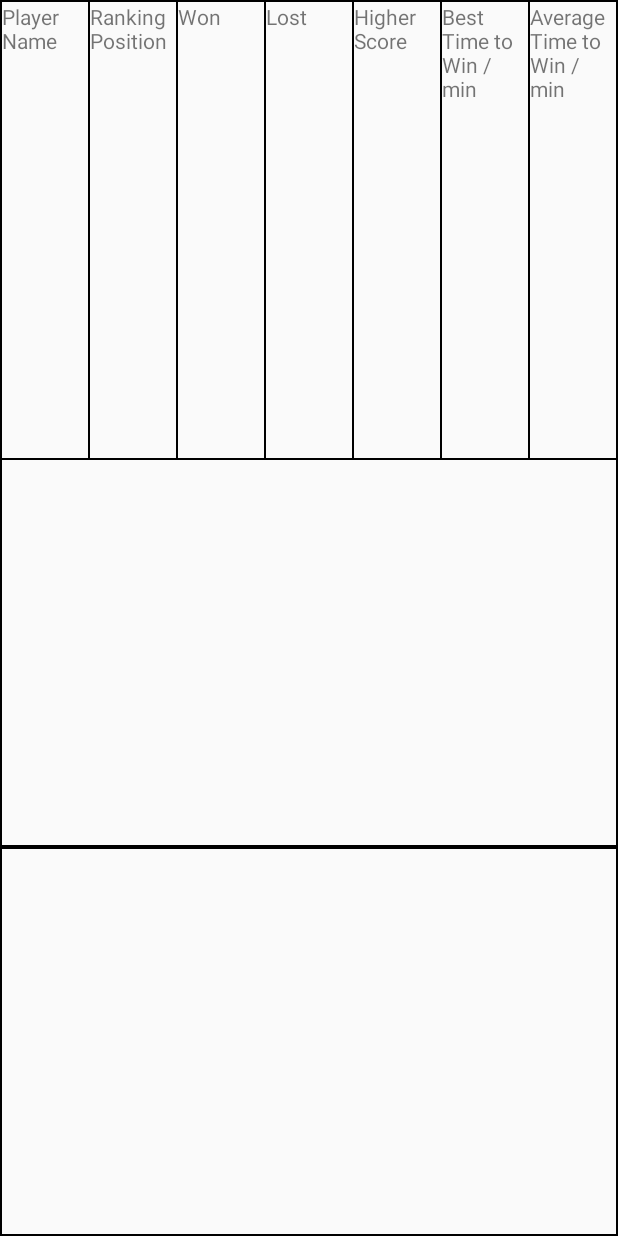
After one commit to Vikash-Kothary/Sunka, an Android app: the fragment Statistics shown on its own in the app's theme, on a phone screen of 412 x 824 dp. The commit adds this screen. Run offline under Robolectric (Android 15) with nearby library versions, the phone set to English and light mode, and no system bars.

Commit message:
Need to finish it.

```diff
--- a/app/src/main/java/com/teamhawk/sunka/UI/LocalPlayerNamingFragment.java
+++ b/app/src/main/java/com/teamhawk/sunka/UI/LocalPlayerNamingFragment.java
@@ -19,6 +19,16 @@ public class LocalPlayerNamingFragment extends Fragment implements View.OnClickL
 
     private EditText editText_name1;
     private EditText editText_name2;
+
+    private String name;
+    private String name2;
+    public String getName2() {
+        return name2;
+    }
+
+    public String getName() {
+        return name;
+    }
 
     public LocalPlayerNamingFragment() {
     }
@@ -43,11 +53,13 @@ public class LocalPlayerNamingFragment extends Fragment implements View.OnClickL
             case R.id.confirm_Button:
                 Intent intent_singlep = new Intent(getActivity(), MainActivity.class);
 
-                String name = editText_name1.getText().toString();
+
+
+                name = editText_name1.getText().toString();
                 intent_singlep.putExtra(Game.PLAYER1, name);
 
-                name = editText_name2.getText().toString();
-                intent_singlep.putExtra(Game.PLAYER2, name);
+                name2 = editText_name2.getText().toString();
+                intent_singlep.putExtra(Game.PLAYER2, name2);
 
                 startActivity(intent_singlep);
                 break;
--- a/app/src/main/java/com/teamhawk/sunka/UI/MenuFragment.java
+++ b/app/src/main/java/com/teamhawk/sunka/UI/MenuFragment.java
@@ -10,6 +10,8 @@ import android.widget.Button;
 
 import com.teamhawk.sunka.logic.Game;
 import com.teamhawk.sunka.R;
+
+import static com.teamhawk.sunka.R.id.statistics_button;
 
 /**
  * A placeholder fragment containing a simple view.
@@ -27,11 +29,12 @@ public class MenuFragment extends Fragment implements View.OnClickListener {
         Button btn_singlePlayer = (Button) rootView.findViewById(R.id.singplayer_button);
         Button btn_localPlay = (Button) rootView.findViewById(R.id.localPlay_button);
         Button btn_onlinePlay = (Button) rootView.findViewById(R.id.onlinePlay_button);
+        Button btn_statisticsPlayer = (Button) rootView.findViewById(statistics_button);
 
         btn_singlePlayer.setOnClickListener(this);
         btn_localPlay.setOnClickListener(this);
         btn_onlinePlay.setOnClickListener(this);
-
+        btn_statisticsPlayer.setOnClickListener(this);
         return rootView;
     }
 
@@ -59,6 +62,11 @@ public class MenuFragment extends Fragment implements View.OnClickListener {
                         .replace(R.id.fragment_container, new OnlinePlayerNamingFragment()).addToBackStack(null)
                         .commit();
                 break;
+            case statistics_button:
+                getActivity().getSupportFragmentManager().beginTransaction()
+                        .replace(R.id.fragment_container, new Statistics()).addToBackStack(null)
+                        .commit();
+                break;
         }
     }
 }
--- /dev/null
+++ b/app/src/main/java/com/teamhawk/sunka/UI/Statistics.java
@@ -0,0 +1,97 @@
+package com.teamhawk.sunka.ui;
+
+import android.os.Bundle;
+import android.support.v4.app.Fragment;
+import android.view.LayoutInflater;
+import android.view.View;
+import android.view.ViewGroup;
+import android.widget.EditText;
+import android.widget.TextView;
+
+import com.teamhawk.sunka.logic.*;
+import com.teamhawk.sunka.logic.Player;
+import com.teamhawk.sunka.R;
+import com.teamhawk.sunka.ui.*;
+
+/**
+ * Created by zapatacajas on 27/10/2015.
+ */
+public class Statistics extends Fragment implements View.OnClickListener {
+
+
+    private Player playerFirst;
+    private Player playerSecond;
+    private int Player1WinCounter;
+    private int Player1LoseCounter;
+    private int Player2WinCounter;
+    private int Player2LoseCounter;
+
+
+
+
+
+
+
+    @Override
+    public View onCreateView(LayoutInflater inflater, ViewGroup container,
+                             Bundle savedInstanceState) {
+
+       View rootView = inflater.inflate(R.layout.statistics_layout, container, false);
+
+
+
+        LocalPlayerNamingFragment localP = new LocalPlayerNamingFragment();
+
+        TextView names1 = (TextView) rootView.findViewById(R.id.statistic_playerName);
+
+        String h =  localP.getName();
+
+        names1.setText(h);
+
+        TextView names2 = (TextView) rootView.findViewById(R.id.statistic_playerName2);
+
+
+        String x =  localP.getName2();
+
+        names2.setText(x);
+
+
+
+
+
+        return rootView;
+
+
+    }
+
+
+
+    @Override
+    public void onClick(View v) {
+
+
+    }
+
+
+/*
+    if(player1>player2){
+
+        Player1WinCounter++;
+        Player2LoseCounter++;
+    }
+    if(player1<player2){
+
+        Player2WinCounter++;
+        Player1LoseCounter++;
+    }
+
+
+
+*/
+
+
+
+
+
+
+}
--- a/app/src/main/res/layout/fragment_menu.xml
+++ b/app/src/main/res/layout/fragment_menu.xml
@@ -28,5 +28,12 @@
         android:layout_width="wrap_content"
         android:layout_height="wrap_content"
         android:minWidth="250dp"/>
+    <Button
+        android:id="@+id/statistics_button"
+        android:text="@string/statistics_Button"
+        android:layout_width="wrap_content"
+        android:layout_height="wrap_content"
+        android:layout_gravity="center_horizontal"
+        android:minWidth="250dp"/>
 
 </LinearLayout>
--- /dev/null
+++ b/app/src/main/res/layout/statistics_layout.xml
@@ -0,0 +1,133 @@
+<TableLayout xmlns:android="http://schemas.android.com/apk/res/android"
+    xmlns:tools="http://schemas.android.com/tools"
+    android:layout_width="match_parent"
+    android:layout_height="match_parent"
+    android:orientation="vertical"
+    android:gravity="center"
+    tools:context="com.teamhawk.sunka.UI.Statistics"
+    android:stretchColumns="7"
+    android:showDividers="beginning">
+
+    <View android:layout_width="match_parent"
+        android:layout_height="1dp" android:background="#000000"/>
+    <TableRow
+        android:id="@+id/tableRow1"
+        android:layout_width="match_parent"
+        android:layout_height="wrap_content"
+        android:orientation="horizontal"
+        android:layout_weight="1">
+        <View android:layout_width="1dp"
+            android:layout_height="match_parent" android:background="#000000"/>
+
+        <TextView android:id="@+id/statistics_Name" android:text="@string/statistics_Name" android:layout_weight="1"
+            android:layout_width="80dp"></TextView>
+        <View android:layout_width="1dp"
+            android:layout_height="match_parent" android:background="#000000"/>
+
+        <TextView android:id="@+id/ranking_Position" android:text="@string/ranking_Position" android:layout_weight="1"
+            android:layout_width="80dp" ></TextView>
+        <View android:layout_width="1dp"
+            android:layout_height="match_parent" android:background="#000000"/>
+
+        <TextView android:id="@+id/won_Times" android:text="@string/won_Times" android:layout_weight="1" android:layout_width="80dp"></TextView>
+        <View android:layout_width="1dp"
+            android:layout_height="match_parent" android:background="#000000"/>
+
+        <TextView android:id="@+id/lost_Times" android:text="@string/lost_Times" android:layout_weight="1" android:layout_width="80dp"></TextView>
+        <View android:layout_width="1dp"
+            android:layout_height="match_parent" android:background="#000000"/>
+
+        <TextView android:id="@+id/higher_Score" android:text="@string/higher_Score" android:layout_weight="1" android:layout_width="80dp"></TextView>
+        <View android:layout_width="1dp"
+            android:layout_height="match_parent" android:background="#000000"/>
+
+        <TextView android:id="@+id/best_Time" android:text="@string/best_Time" android:layout_weight="1" android:layout_width="80dp"></TextView>
+        <View android:layout_width="1dp"
+            android:layout_height="match_parent" android:background="#000000"/>
+
+        <TextView android:id="@+id/average_Time" android:text="@string/average_Time" android:layout_weight="1" android:layout_width="80dp"></TextView>
+        <View android:layout_width="1dp"
+            android:layout_height="match_parent" android:background="#000000"/>
+
+    </TableRow>
+    <View android:layout_width="match_parent"
+        android:layout_height="1dp" android:background="#000000"/>
+
+    <TableRow
+        android:id="@+id/tableRow2"
+        android:layout_width="match_parent"
+        android:layout_height="wrap_content"
+        android:orientation="horizontal"
+        android:layout_weight="1">
+        <View android:layout_width="1dp"
+            android:layout_height="match_parent" android:background="#000000"/>
+
+        <TextView android:id="@+id/statistic_playerName" android:text="@string/statistic_playerName" android:layout_weight="1" android:layout_width="80dp"></TextView>
+
+        <View android:layout_width="1dp"
+            android:layout_height="match_parent" android:background="#000000"/>
+
+    </TableRow>
+    <View android:layout_width="match_parent"
+        android:layout_height="1dp" android:background="#000000"/>
+    <View android:layout_width="match_parent"
+        android:layout_height="1dp" android:background="#000000"/>
+
+    <TableRow
+        android:id="@+id/tableRow3"
+        android:layout_width="match_parent"
+        android:layout_height="wrap_content"
+        android:orientation="horizontal"
+        android:layout_weight="1">
+        <View android:layout_width="1dp"
+            android:layout_height="match_parent" android:background="#000000"/>
+
+        <TextView android:id="@+id/statistic_playerName2" android:text="@string/statistic_playerName2" android:layout_weight="1" android:layout_width="80dp"></TextView>
+
+        <View android:layout_width="1dp"
+            android:layout_height="match_parent" android:background="#000000"/>
+
+    </TableRow>
+    <View android:layout_width="match_parent"
+        android:layout_height="1dp" android:background="#000000"/>
+
+
+
+
+    <!--
+
+    <View android:layout_width="match_parent"
+        android:layout_height="1dp" android:background="#000000"/>  <TableRow
+        android:id="@+id/tableRow2"
+        android:layout_width="fill_parent"
+        android:layout_height="wrap_content"
+        android:orientation="horizontal"
+        android:layout_weight="1">
+        <TextView android:text="@string/test1" android:layout_weight="1"></TextView>
+        <TextView android:text="@string/test2" android:layout_weight="1"></TextView>
+        <TextView android:text="@string/test3" android:layout_weight="1"></TextView>
+        <TextView android:text="@string/test1" android:layout_weight="1"></TextView>
+        <TextView android:text="@string/test2" android:layout_weight="1"></TextView>
+        <TextView android:text="@string/test3" android:layout_weight="1"></TextView>
+        <TextView android:text="@string/test3" android:layout_weight="1"></TextView>
+    </TableRow>
+
+    <TableRow
+        android:id="@+id/tableRow3"
+        android:layout_width="fill_parent"
+        android:layout_height="wrap_content"
+        android:orientation="horizontal"
+        android:layout_weight="1">
+        <TextView android:text="@string/test1" android:layout_weight="1"></TextView>
+        <TextView android:text="@string/test2" android:layout_weight="1"></TextView>
+        <TextView android:text="@string/test3" android:layout_weight="1"></TextView>
+        <TextView android:text="@string/test1" android:layout_weight="1"></TextView>
+        <TextView android:text="@string/test2" android:layout_weight="1"></TextView>
+        <TextView android:text="@string/test3" android:layout_weight="1"></TextView>
+        <TextView android:text="@string/test3" android:layout_weight="1"></TextView>
+    </TableRow>
+
+-->
+
+
+</TableLayout>
--- a/app/src/main/res/values/strings.xml
+++ b/app/src/main/res/values/strings.xml
@@ -7,6 +7,7 @@
     <string name="singlePlayer_Button">Single Player</string>
     <string name="playLocal_Button">Local Multiplayer</string>
     <string name="playOther_Button">Online Multiplayer</string>
+    <string name="statistics_Button">Player Statistics</string>
 
     <string name="player1_Text">Player 1:</string>
     <string name="typePlayer1_HintText">Type Player 1 Name</string>
@@ -22,4 +23,16 @@
     <string name="start">4</string>
     <string name="home_start">0</string>
 
+    <string name="statistics_Name">Player Name</string>
+    <string name="ranking_Position">Ranking Position</string>
+    <string name="won_Times">Won</string>
+    <string name="lost_Times">Lost</string>
+    <string name="higher_Score">Higher Score</string>
+    <string name="best_Time">Best Time to Win / min</string>
+    <string name="average_Time">Average Time to Win / min</string>
+    <string name="statistic_playerName"></string>
+    <string name="statistic_playerName2"></string>
+
+
+
 </resources>
```
Also changed, not shown: 4 other files.
